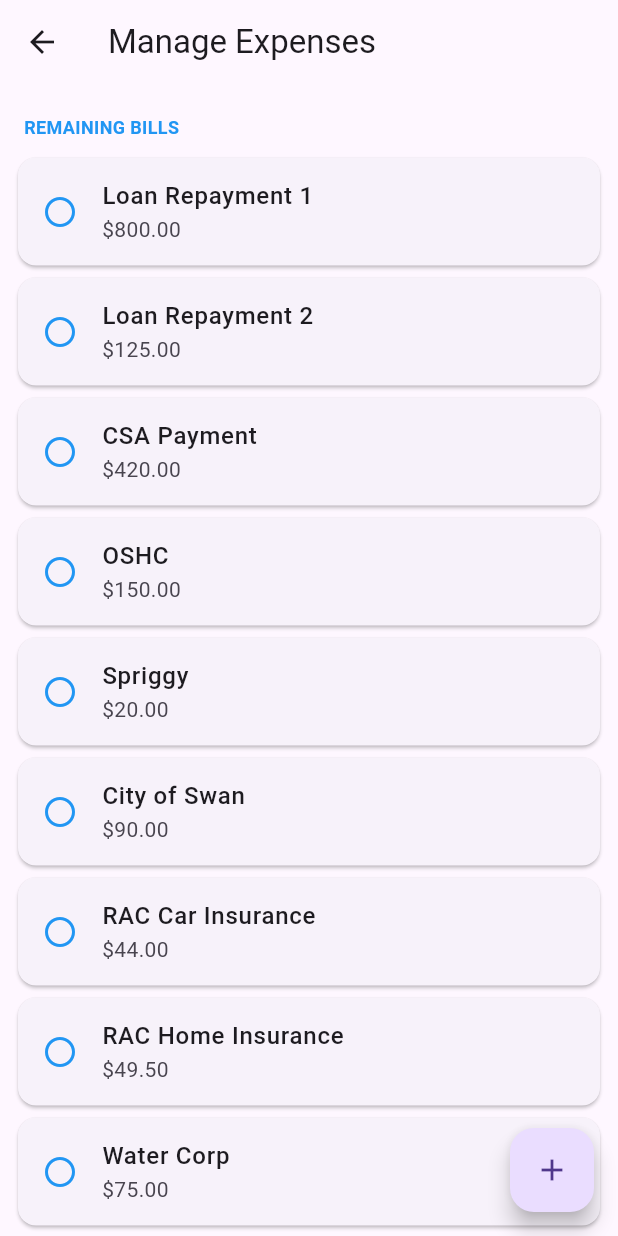
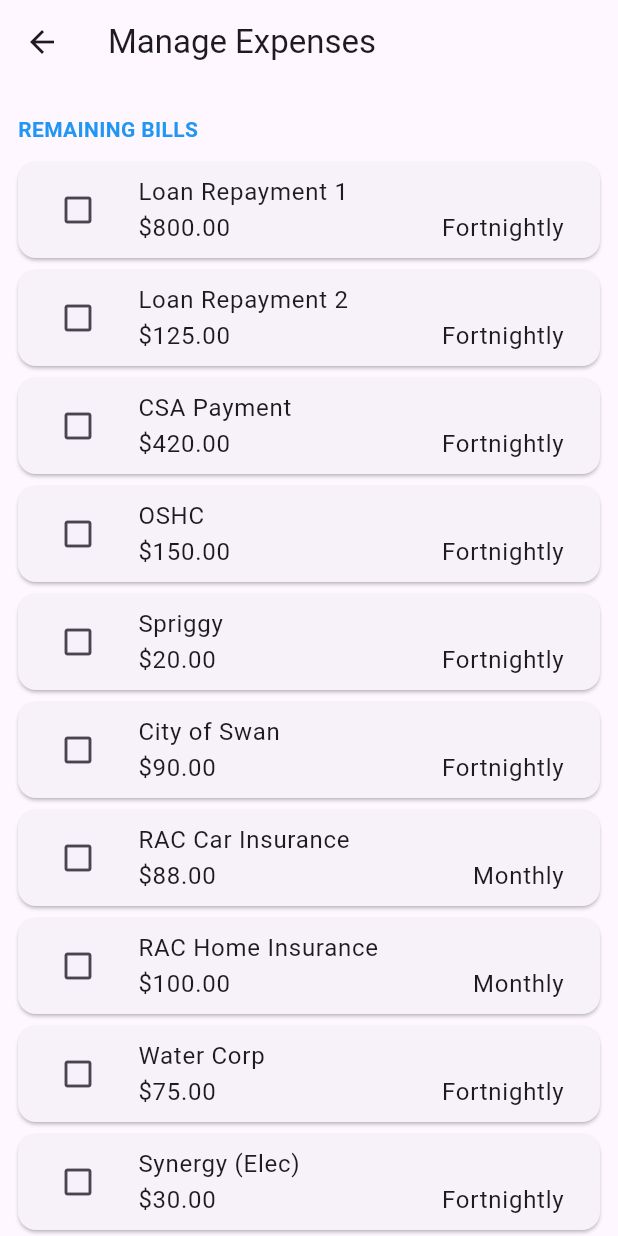
Before and after one commit to ktest2158-sys/Budget_app, a Flutter app: the screen it shows after launch, after a tap on "Manage Expenses", on a phone screen of 412 x 824 dp. Run offline on Flutter 3.47's test engine with Material 3 defaults, Android fonts, the phone set to English and light mode, and no system bars; our stand-ins replace csv, hive, hive_flutter; accounts and stored records are empty.

Commit message:
Clean up expense screens, update storage service, remove temp file

```diff
--- a/lib/screens/expense_list_screen.dart
+++ b/lib/screens/expense_list_screen.dart
@@ -2,8 +2,6 @@
 import '../services/storage_service.dart';
 import '../models/expense.dart';
 import '../models/frequency.dart';
-import 'add_item_screen.dart';
-import 'edit_item_screen.dart';
 
 class ExpenseListScreen extends StatefulWidget {
   final int fortnightOffset;
@@ -14,122 +12,159 @@
 }
 
 class _ExpenseListScreenState extends State<ExpenseListScreen> {
+  late List<Expense> templates;
+  late List<Expense> paidInFortnight;
+
+  @override
+  void initState() {
+    super.initState();
+    _loadExpenses();
+  }
+
+  void _loadExpenses() {
+    final range = StorageService.getFortnightRange(widget.fortnightOffset);
+
+    final allExpenses = StorageService.getExpenses();
+
+    paidInFortnight = allExpenses
+        .where((exp) =>
+            !exp.isTemplate &&
+            exp.date != null &&
+            exp.date!.isAfter(
+                range['start']!.subtract(const Duration(seconds: 1))) &&
+            exp.date!.isBefore(range['end']!.add(const Duration(seconds: 1))))
+        .toList();
+
+    templates = StorageService.getTemplates().where((template) {
+      // Hide template if already paid
+      return !paidInFortnight.any((paid) => paid.name == template.name);
+    }).toList();
+
+    setState(() {});
+  }
+
+  void _checkOffExpense(Expense template) async {
+    await StorageService.checkOffExpense(template, widget.fortnightOffset);
+    ScaffoldMessenger.of(context).showSnackBar(
+      SnackBar(content: Text('${template.name} checked off!')),
+    );
+    _loadExpenses(); // refresh UI
+  }
+
+  String _frequencyText(Frequency frequency) {
+    switch (frequency) {
+      case Frequency.weekly:
+        return 'Weekly';
+      case Frequency.fortnightly:
+        return 'Fortnightly';
+      case Frequency.monthly:
+        return 'Monthly';
+      case Frequency.quarterly:
+        return 'Quarterly';
+      case Frequency.annual:
+        return 'Annual';
+      case Frequency.oneOff:
+        return 'One-Off';
+    }
+  }
+
   @override
   Widget build(BuildContext context) {
-    final range = StorageService.getFortnightRange(widget.fortnightOffset);
-
-    // 1. Get ONLY actual expenses for this fortnight
-    final allExpenses = StorageService.getExpenses();
-    final paidInFortnight = allExpenses.where((exp) =>
-      !exp.isTemplate &&
-      exp.date != null &&
-      exp.date!.isAfter(range['start']!.subtract(const Duration(seconds: 1))) &&
-      exp.date!.isBefore(range['end']!.add(const Duration(seconds: 1)))
-    ).toList();
-
-    // 2. ✅ THE FIX: Get Master Templates but HIDE them if they are already in the 'paid' list
-    final templates = StorageService.getTemplates().where((template) {
-      // If any 'paid' expense has the same name as this template, hide the template
-      bool alreadyPaid = paidInFortnight.any((paid) => paid.name == template.name);
-      return !alreadyPaid;
-    }).toList();
-
     return Scaffold(
       appBar: AppBar(title: const Text('Manage Expenses')),
-      floatingActionButton: FloatingActionButton(
-        onPressed: () => _navigateToAddExpense(context, range),
-        child: const Icon(Icons.add),
-      ),
       body: ListView(
+        padding: const EdgeInsets.all(12),
         children: [
-          // --- SECTION: REMAINING TO PAY ---
+          // --- Remaining Templates ---
           if (templates.isNotEmpty) ...[
             const Padding(
-              padding: EdgeInsets.fromLTRB(16, 20, 16, 8),
-              child: Text("REMAINING BILLS", style: TextStyle(fontWeight: FontWeight.bold, color: Colors.blue, fontSize: 12)),
+              padding: EdgeInsets.symmetric(vertical: 8),
+              child: Text(
+                "REMAINING BILLS",
+                style:
+                    TextStyle(fontWeight: FontWeight.bold, color: Colors.blue),
+              ),
             ),
             ...templates.map((template) => Card(
-              margin: const EdgeInsets.symmetric(horizontal: 12, vertical: 4),
+                  margin: const EdgeInsets.symmetric(vertical: 4),
                   child: ListTile(
-                leading: const Icon(Icons.radio_button_unchecked, color: Colors.blue),
-                title: Text(template.name, style: const TextStyle(fontWeight: FontWeight.w500)),
-                subtitle: Text("\$${template.amount.toStringAsFixed(2)}"),
-                onTap: () async {
-                  // ✅ When tapped, it creates a 'Paid' version and disappears from here
-                  await StorageService.checkOffExpense(template, widget.fortnightOffset);
-                  setState(() {});
-                },
+                    leading: IconButton(
+                      icon: const Icon(Icons.check_box_outline_blank),
+                      onPressed: () => _checkOffExpense(template),
+                    ),
+                    title: Column(
+                      crossAxisAlignment: CrossAxisAlignment.start,
+                      children: [
+                        Text(template.name,
+                            style: const TextStyle(fontSize: 16)),
+                        Row(
+                          mainAxisAlignment: MainAxisAlignment.spaceBetween,
+                          children: [
+                            Text('\$${template.amount.toStringAsFixed(2)}',
+                                style: const TextStyle(fontSize: 16)),
+                            Text(_frequencyText(template.frequency),
+                                style: const TextStyle(fontSize: 16)),
+                          ],
+                        ),
+                      ],
+                    ),
                   ),
                 )),
           ],
 
-          const Divider(height: 40, thickness: 1, indent: 20, endIndent: 20),
+          const Divider(height: 40, thickness: 1),
 
-          // --- SECTION: COMPLETED ---
+          // --- Paid Expenses ---
           const Padding(
-            padding: EdgeInsets.fromLTRB(16, 0, 16, 8),
-            child: Text("PAID & COMPLETED", style: TextStyle(fontWeight: FontWeight.bold, color: Colors.green, fontSize: 12)),
+            padding: EdgeInsets.symmetric(vertical: 8),
+            child: Text(
+              "PAID & COMPLETED",
+              style:
+                  TextStyle(fontWeight: FontWeight.bold, color: Colors.green),
+            ),
           ),
           if (paidInFortnight.isEmpty)
-            const Center(child: Padding(
-              padding: EdgeInsets.all(20.0),
-              child: Text("No bills paid yet for this period.", style: TextStyle(color: Colors.grey)),
-            )),
-          ...paidInFortnight.map((expense) => ListTile(
+            const Center(
+              child: Padding(
+                padding: EdgeInsets.all(20),
+                child: Text("No bills paid yet for this period.",
+                    style: TextStyle(color: Colors.grey)),
+              ),
+            ),
+          ...paidInFortnight.map((expense) => Card(
+                margin: const EdgeInsets.symmetric(vertical: 4),
+                child: ListTile(
                   leading: const Icon(Icons.check_circle, color: Colors.green),
-            title: Text(expense.name, style: const TextStyle(color: Colors.grey)),
-            subtitle: Text("\$${expense.amount.toStringAsFixed(2)}"),
+                  title: Column(
+                    crossAxisAlignment: CrossAxisAlignment.start,
+                    children: [
+                      Text(expense.name,
+                          style: const TextStyle(
+                              fontSize: 16, color: Colors.grey)),
+                      Row(
+                        mainAxisAlignment: MainAxisAlignment.spaceBetween,
+                        children: [
+                          Text('\$${expense.amount.toStringAsFixed(2)}',
+                              style: const TextStyle(fontSize: 16)),
+                          Text(_frequencyText(expense.frequency),
+                              style: const TextStyle(fontSize: 16)),
+                        ],
+                      ),
+                    ],
+                  ),
                   trailing: IconButton(
-              icon: const Icon(Icons.delete_outline, color: Colors.redAccent),
+                    icon: const Icon(Icons.delete_outline,
+                        color: Colors.redAccent),
                     onPressed: () async {
                       await StorageService.deleteExpense(expense.id);
-                setState(() {}); // Deleting a paid item makes it reappear in 'Remaining'
+                      _loadExpenses();
                     },
                   ),
-            onTap: () => _navigateToEdit(context, expense),
+                ),
               )),
           const SizedBox(height: 80),
         ],
       ),
     );
   }
-
-  // --- HELPERS (Keep your Add/Edit working) ---
-
-  void _navigateToAddExpense(BuildContext context, Map<String, DateTime> range) {
-    Navigator.push(context, MaterialPageRoute(
-      builder: (_) => AddItemScreen(
-        title: 'Add Expense',
-        onSave: (name, category, amount, freq) async {
-          bool isOneOff = (freq == Frequency.oneOff);
-          await StorageService.saveExpense(Expense(
-            name: name, category: category, amount: amount,
-            frequency: freq, isTemplate: !isOneOff,
-            date: isOneOff ? range['start'] : null,
-          ));
-          setState(() {});
-        },
-      ),
-    ));
 }
-
-  void _navigateToEdit(BuildContext context, Expense expense) {
-    Navigator.push(context, MaterialPageRoute(
-      builder: (_) => EditItemScreen(
-        title: "Edit Paid Expense",
-        name: expense.name,
-        category: expense.category,
-        amount: expense.amount,
-        frequency: expense.frequency,
-        onSave: (name, cat, amt, freq) async {
-          final updated = Expense(
-            id: expense.id, name: name, category: cat,
-            amount: amt, frequency: freq, isTemplate: false, date: expense.date,
-          );
-          await StorageService.saveExpense(updated);
-          setState(() {});
-        },
-      ),
-    ));
-  }
-}
--- a/lib/services/storage_service.dart
+++ b/lib/services/storage_service.dart
@@ -11,19 +11,22 @@
   static const settingsBox = 'settings';
   static const fortnightStartKey = 'fortnight_start';
 
-  // ✅ The Fixed Anchor Date
   static final DateTime appStartDate = DateTime(2025, 12, 31);
 
+  // --- INIT ---
   static Future<void> init() async {
+    // --- Register adapters
     if (!Hive.isAdapterRegistered(0)) Hive.registerAdapter(IncomeAdapter());
     if (!Hive.isAdapterRegistered(1)) Hive.registerAdapter(ExpenseAdapter());
     if (!Hive.isAdapterRegistered(2)) Hive.registerAdapter(FrequencyAdapter());
 
+    // --- Open boxes
     await Hive.openBox<Income>(incomeBox);
     await Hive.openBox<Expense>(expenseBox);
     await Hive.openBox<String>(expenseCategoryBox);
     await Hive.openBox<String>(settingsBox);
 
+    // --- Populate categories if empty
     final catBox = Hive.box<String>(expenseCategoryBox);
     if (catBox.isEmpty) {
       await catBox.addAll([
@@ -33,18 +36,43 @@
       ]);
     }
 
+    // --- Populate incomes if empty ---
     final incomeBoxInstance = Hive.box<Income>(incomeBox);
-    final expenseBoxInstance = Hive.box<Expense>(expenseBox);
-
     if (incomeBoxInstance.isEmpty) {
       await incomeBoxInstance.addAll([
-        Income(name: 'Perseus Salary', amount: 2300.0, category: 'Salary', frequency: Frequency.fortnightly, date: appStartDate),
-        Income(name: 'AusPost Salary', amount: 850.0, category: 'Salary', frequency: Frequency.fortnightly, date: appStartDate),
-        Income(name: 'Kara House', amount: 300.0, category: 'Home', frequency: Frequency.fortnightly, date: appStartDate),
-        Income(name: 'Clink FTB', amount: 280.0, category: 'Government', frequency: Frequency.fortnightly, date: appStartDate),
+        Income(
+          name: 'Perseus Salary',
+          amount: 2300.0,
+          category: 'Salary',
+          frequency: Frequency.fortnightly,
+          date: appStartDate,
+        ),
+        Income(
+          name: 'AusPost Salary',
+          amount: 850.0,
+          category: 'Salary',
+          frequency: Frequency.fortnightly,
+          date: appStartDate,
+        ),
+        Income(
+          name: 'Kara House',
+          amount: 300.0,
+          category: 'Home',
+          frequency: Frequency.fortnightly,
+          date: appStartDate,
+        ),
+        Income(
+          name: 'Clink FTB',
+          amount: 280.0,
+          category: 'Government',
+          frequency: Frequency.fortnightly,
+          date: appStartDate,
+        ),
       ]);
     }
 
+    // --- Populate expense templates if empty ---
+    final expenseBoxInstance = Hive.box<Expense>(expenseBox);
     if (expenseBoxInstance.isEmpty) {
       await expenseBoxInstance.addAll([
         Expense(name: 'Loan Repayment 1', amount: 800.0, category: 'Home', frequency: Frequency.fortnightly, isTemplate: true),
@@ -53,18 +81,17 @@
         Expense(name: 'OSHC', amount: 150.0, category: 'Kids', frequency: Frequency.fortnightly, isTemplate: true),
         Expense(name: 'Spriggy', amount: 20.0, category: 'Kids', frequency: Frequency.fortnightly, isTemplate: true),
         Expense(name: 'City of Swan', amount: 90.0, category: 'Home', frequency: Frequency.fortnightly, isTemplate: true),
-        Expense(name: 'RAC Car Insurance', amount: 44.0, category: 'Transport', frequency: Frequency.fortnightly, isTemplate: true),
-        Expense(name: 'RAC Home Insurance', amount: 49.50, category: 'Home', frequency: Frequency.fortnightly, isTemplate: true),
+        Expense(name: 'RAC Car Insurance', amount: 88.0, category: 'Transport', frequency: Frequency.monthly, isTemplate: true),
+        Expense(name: 'RAC Home Insurance', amount: 100.0, category: 'Home', frequency: Frequency.monthly, isTemplate: true),
         Expense(name: 'Water Corp', amount: 75.0, category: 'Utilities', frequency: Frequency.fortnightly, isTemplate: true),
         Expense(name: 'Synergy (Elec)', amount: 30.0, category: 'Utilities', frequency: Frequency.fortnightly, isTemplate: true),
         Expense(name: 'AGL (Gas)', amount: 22.0, category: 'Utilities', frequency: Frequency.fortnightly, isTemplate: true),
-        Expense(name: 'NBN', amount: 30.0, category: 'Utilities', frequency: Frequency.fortnightly, isTemplate: true),
-        Expense(name: 'Mobile', amount: 20.0, category: 'Utilities', frequency: Frequency.fortnightly, isTemplate: true),
+        Expense(name: 'NBN', amount: 60.0, category: 'Utilities', frequency: Frequency.monthly, isTemplate: true),
+        Expense(name: 'Mobile', amount: 40.0, category: 'Utilities', frequency: Frequency.monthly, isTemplate: true),
         Expense(name: 'Gym (Chasing Better)', amount: 24.34, category: 'Health', frequency: Frequency.fortnightly, isTemplate: true),
         Expense(name: 'YouTube', amount: 10.0, category: 'Digital', frequency: Frequency.fortnightly, isTemplate: true),
-        Expense(name: 'Netflix', amount: 5.0, category: 'Digital', frequency: Frequency.fortnightly, isTemplate: true),
+        Expense(name: 'Netflix', amount: 10.0, category: 'Digital', frequency: Frequency.monthly, isTemplate: true),
         Expense(name: 'Food', amount: 600.0, category: 'Grocery', frequency: Frequency.fortnightly, isTemplate: true),
-        // Change 'Savings' to 'Entertainment'
         Expense(name: 'Holiday Savings', amount: 300.0, category: 'Entertainment', frequency: Frequency.fortnightly, isTemplate: true),
         Expense(name: 'Birthday Savings', amount: 70.0, category: 'Entertainment', frequency: Frequency.fortnightly, isTemplate: true),
       ]);
@@ -78,49 +105,42 @@
   }
 
   static Map<String, DateTime> getFortnightRange(int userOffset) {
-    int totalOffset = getCurrentFortnightOffset() + userOffset;
+    final totalOffset = getCurrentFortnightOffset() + userOffset;
     final start = appStartDate.add(Duration(days: totalOffset * 14));
     final end = start.add(const Duration(days: 13, hours: 23, minutes: 59, seconds: 59));
     return {'start': start, 'end': end};
   }
 
-  // ✅ THE RESTORED METHOD: Fixes the 'Member not found' error
   static Map<String, double> getDashboardSummary(int offset) {
     final range = getFortnightRange(offset);
-
     final incomes = getIncomes().where((inc) =>
-      inc.date.isAfter(range['start']!.subtract(const Duration(seconds: 1))) &&
-      inc.date.isBefore(range['end']!.add(const Duration(seconds: 1)))
-    ).toList();
+        inc.date.isAfter(range['start']!.subtract(const Duration(seconds: 1))) &&
+        inc.date.isBefore(range['end']!.add(const Duration(seconds: 1)))).toList();
 
     final expenses = getExpenses().where((exp) =>
-      !exp.isTemplate && exp.date != null &&
-      exp.date!.isAfter(range['start']!.subtract(const Duration(seconds: 1))) &&
-      exp.date!.isBefore(range['end']!.add(const Duration(seconds: 1)))
-    ).toList();
+        !exp.isTemplate &&
+        exp.date != null &&
+        exp.date!.isAfter(range['start']!.subtract(const Duration(seconds: 1))) &&
+        exp.date!.isBefore(range['end']!.add(const Duration(seconds: 1)))).toList();
 
-    double totalIncome = incomes.fold(0.0, (sum, item) => sum + item.amount);
-    double totalExpense = expenses.fold(0.0, (sum, item) => sum + item.amount);
+    final totalIncome = incomes.fold(0.0, (sum, item) => sum + item.amount);
+    final totalExpense = expenses.fold(0.0, (sum, item) => sum + item.amount);
 
-    double totalLeft = totalIncome - totalExpense;
-    double savingsCap = totalIncome * 0.20;
+    final totalLeft = totalIncome - totalExpense;
+    final savingsCap = totalIncome * 0.20;
 
     double remaining = 0;
     double actualSavings = 0;
 
-    // ✅ Priority 1: Take up to $300 for 'Remaining' first
     if (totalLeft <= 300) {
       remaining = totalLeft > 0 ? totalLeft : 0;
       actualSavings = 0;
     } else {
-      remaining = 300; // Pocket money floor
-      double surplus = totalLeft - 300;
-
-      // ✅ Priority 2: Savings takes the overflow up to the 20% cap
+      remaining = 300;
+      final surplus = totalLeft - 300;
       if (surplus <= savingsCap) {
         actualSavings = surplus;
       } else {
-        // ✅ Priority 3: Anything over the 20% cap flows back to 'Remaining'
         actualSavings = savingsCap;
         remaining += (surplus - savingsCap);
       }
@@ -133,6 +153,7 @@
       'remaining': remaining,
     };
   }
+
   // --- INCOME LOGIC ---
   static List<Income> getIncomes() => Hive.box<Income>(incomeBox).values.toList();
   static Future<void> saveIncome(Income income) async => Hive.box<Income>(incomeBox).put(income.id, income);
@@ -162,39 +183,24 @@
     await saveExpense(instance);
   }
 
+  // --- EXPENSE CATEGORY LOGIC ---
   static List<String> getExpenseCategories() => Hive.box<String>(expenseCategoryBox).values.toList();
 
-}
-// TEMPORARY: Paste at the end of StorageService.init()
-final expenseBoxInstance = Hive.box<Expense>(expenseBox);
-final templates = expenseBoxInstance.values.where((e) => e.isTemplate).toList();
+  static Future<void> saveExpenseCategory(String category) async {
+    final box = Hive.box<String>(expenseCategoryBox);
+    if (!box.values.contains(category)) {
+      await box.add(category);
+    }
+  }
 
-for (var template in templates) {
-  switch (template.name) {
-    case 'RAC Car Insurance':
-      template.amount = 88.0; // Put your REAL monthly total here
-      template.frequency = Frequency.monthly;
-      template.save();
-      break;
-    case 'RAC Home Insurance':
-      template.amount = 99.0; // Put your REAL monthly total here
-      template.frequency = Frequency.monthly;
-      template.save();
-      break;
-    case 'NBN':
-      template.amount = 65.0; // Put your REAL monthly total here
-      template.frequency = Frequency.monthly;
-      template.save();
-      break;
-    case 'Netflix':
-      template.amount = 22.99; // Put your REAL monthly total here
-      template.frequency = Frequency.monthly;
-      template.save();
-      break;
-    case 'Mobile':
-      template.amount = 45.0; // Put your REAL monthly total here
-      template.frequency = Frequency.monthly;
-      template.save();
-      break;
+  static Future<void> deleteExpenseCategory(String category) async {
+    final box = Hive.box<String>(expenseCategoryBox);
+    final key = box.keys.firstWhere(
+      (k) => box.get(k) == category,
+      orElse: () => null,
+    );
+    if (key != null) {
+      await box.delete(key);
+    }
   }
 }
```
Also changed, not shown: lib/screens/expense_screen.dart (+97 -3 lines), 1 other file. Lines whose indentation alone changed are shown as unchanged.
